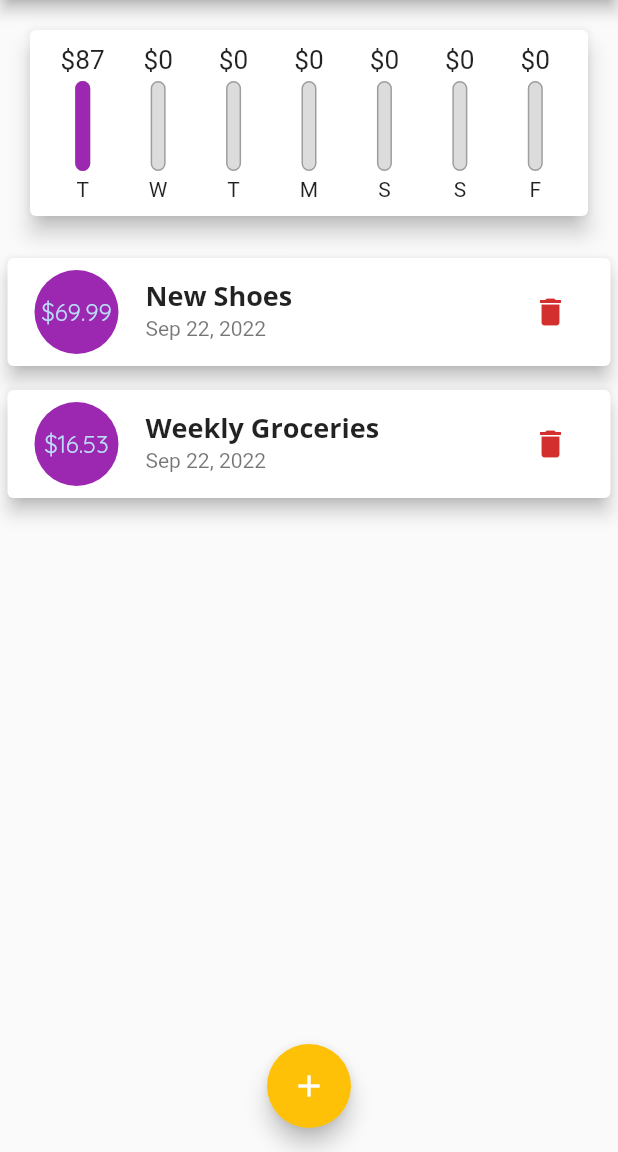
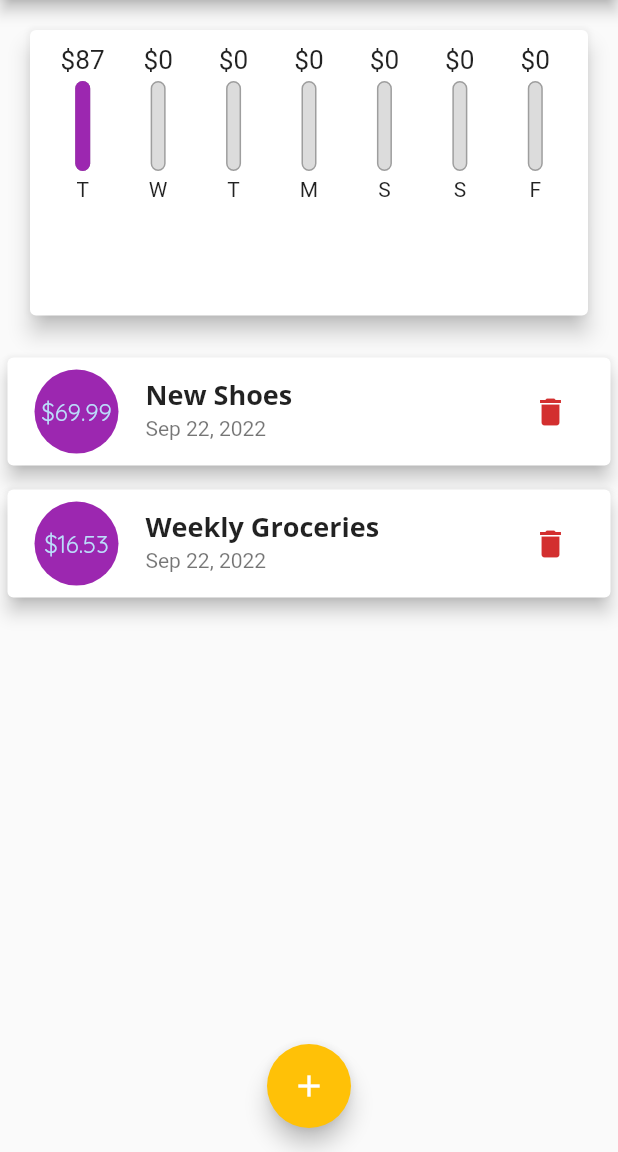
Before and after one commit to ducchungtx/personal_expenses_app, a Flutter app: the screen it shows after launch, on a phone screen of 412 x 824 dp, the part 84-1236 px from its top. Run offline on Flutter 3.47's test engine with Material 2 defaults, Android fonts, the phone set to English and light mode, and no system bars.

Commit message:
Update code

```diff
--- a/lib/main.dart
+++ b/lib/main.dart
@@ -114,8 +114,7 @@ class _MyHomePageState extends State<MyHomePage> {
 
   @override
   Widget build(BuildContext context) {
-    return Scaffold(
-      appBar: AppBar(
+    final appBar = AppBar(
       title: const Text("Personal Expenses"),
       actions: <Widget>[
         IconButton(
@@ -123,17 +122,31 @@ class _MyHomePageState extends State<MyHomePage> {
           icon: const Icon(Icons.add),
         )
       ],
-      ),
+    );
+    return Scaffold(
+      appBar: appBar,
       body: SingleChildScrollView(
         child: Column(
           // mainAxisAlignment: MainAxisAlignment.start,
           crossAxisAlignment: CrossAxisAlignment.stretch,
           children: <Widget>[
-            Chart(recentTransactions: _recentTransactions),
+            SizedBox(
+              height: (MediaQuery.of(context).size.height -
+                      appBar.preferredSize.height -
+                      MediaQuery.of(context).padding.top) *
+                  0.3,
+              child: Chart(recentTransactions: _recentTransactions),
+            ),
             // User transactions
-            TransactionList(
+            SizedBox(
+              height: (MediaQuery.of(context).size.height -
+                      appBar.preferredSize.height) *
+                  0.7,
+              child: TransactionList(
                 transactions: _userTransactions,
-                deleteTransaction: _deleteTransaction),
+                deleteTransaction: _deleteTransaction,
+              ),
+            ),
           ],
         ),
       ),
--- a/lib/widgets/transaction_list.dart
+++ b/lib/widgets/transaction_list.dart
@@ -12,9 +12,7 @@ class TransactionList extends StatelessWidget {
 
   @override
   Widget build(BuildContext context) {
-    return SizedBox(
-      height: 300,
-      child: transactions.isEmpty
+    return transactions.isEmpty
         ? Column(
             children: [
               Text(
@@ -61,8 +59,7 @@ class TransactionList extends StatelessWidget {
                   trailing: IconButton(
                     icon: const Icon(Icons.delete),
                     color: Theme.of(context).errorColor,
-                      onPressed: () =>
-                          deleteTransaction(transactions[index].id),
+                    onPressed: () => deleteTransaction(transactions[index].id),
                   ),
                 ),
               );
@@ -71,7 +68,6 @@ class TransactionList extends StatelessWidget {
             // children: transactions.map((tx) {
             //   return
             // }).toList(),
-            ),
           );
   }
 }
```
Lines whose indentation alone changed are shown as unchanged.
